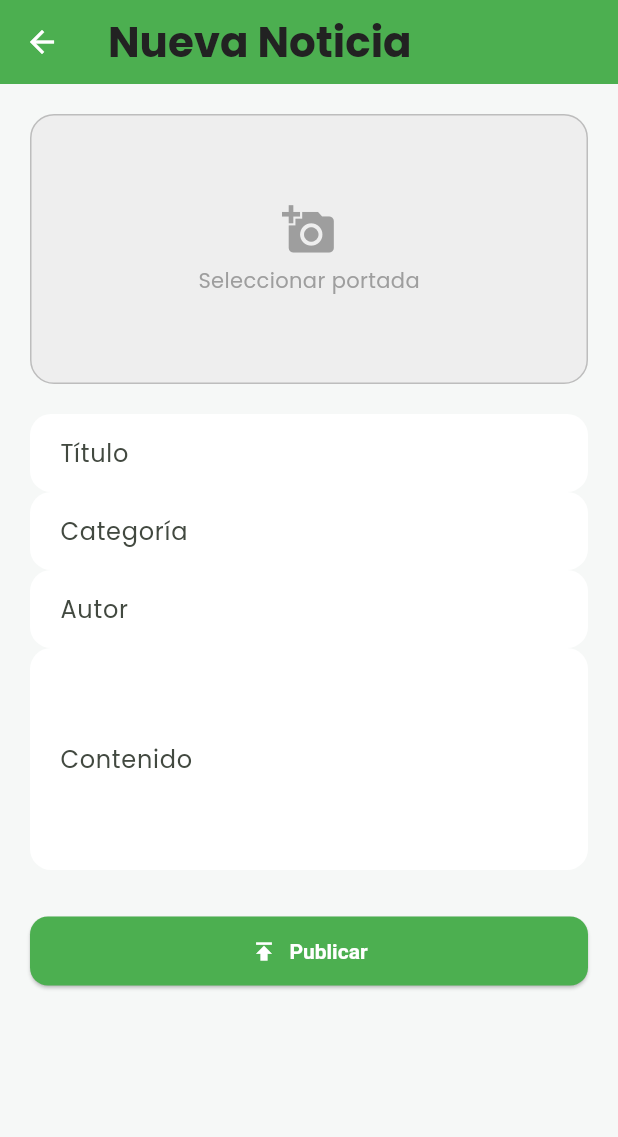
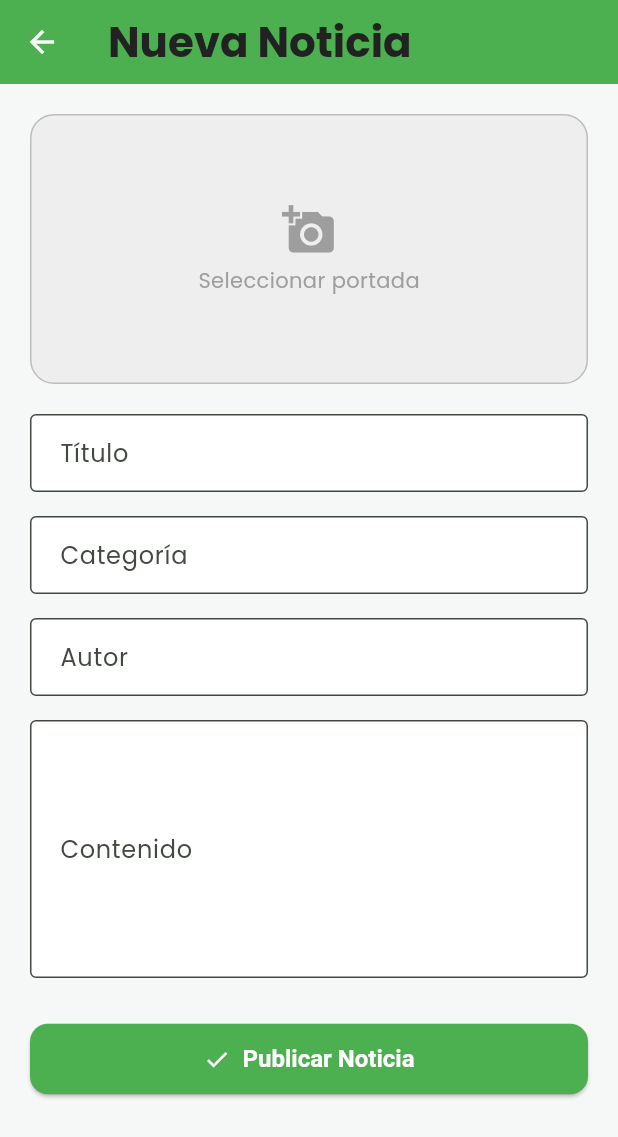
Before and after one commit to RichartVT/flutter_runtahpedia, a Flutter app: the NewsFormScreen screen opened directly, after a tap on "Seleccionar portada", on a phone screen of 412 x 824 dp. Shown: the top 1137 px of the screen. Run offline on Flutter 3.47's test engine with Material 3 defaults, Android fonts, the light colour scheme and no system bars; our stand-ins replace firebase_auth, firebase_core, google_fonts, image_picker, sqflite; accounts and stored records are empty; statements that could not run were skipped.

Commit message:
Pantalla de noticias funcionando, aunque hay que corregir los estilos

```diff
--- a/lib/screens/activity/news_form_screen.dart
+++ b/lib/screens/activity/news_form_screen.dart
@@ -7,6 +7,7 @@ import 'package:path_provider/path_provider.dart';
 import 'package:path/path.dart' as p;
 import '../../providers/news_provider.dart';
 import '../../models/news.dart';
+import 'package:image_picker/image_picker.dart';
 
 class NewsFormScreen extends StatefulWidget {
   const NewsFormScreen({super.key});
@@ -17,24 +18,24 @@ class NewsFormScreen extends StatefulWidget {
 
 class _NewsFormScreenState extends State<NewsFormScreen> {
   final _formKey = GlobalKey<FormState>();
+
+  // Campos del formulario
   String title = '';
   String category = '';
   String author = '';
   String content = '';
   File? _selectedImage;
 
+  // 📸 Método para seleccionar imagen desde la galería
   Future<void> _pickImage() async {
     final picker = ImagePicker();
     final picked = await picker.pickImage(source: ImageSource.gallery);
 
-    if (picked == null) return;
-
-    // Guardar una copia persistente dentro de app/documents
-    final dir = await getApplicationDocumentsDirectory();
-    final newPath = p.join(dir.path, p.basename(picked.path));
-    final savedImage = await File(picked.path).copy(newPath);
-
-    setState(() => _selectedImage = savedImage);
+    if (picked != null) {
+      setState(() {
+        _selectedImage = File(picked.path);
+      });
+    }
   }
 
   @override
@@ -47,13 +48,13 @@ class _NewsFormScreenState extends State<NewsFormScreen> {
         backgroundColor: theme.colorScheme.primary,
         foregroundColor: Colors.white,
       ),
-      body: Padding(
+      body: SingleChildScrollView(
         padding: const EdgeInsets.all(20),
         child: Form(
           key: _formKey,
-          child: ListView(
+          child: Column(
             children: [
-              // 🖼️ Selector de imagen
+              // 🖼️ Imagen de portada
               GestureDetector(
                 onTap: _pickImage,
                 child: Container(
@@ -87,39 +88,61 @@ class _NewsFormScreenState extends State<NewsFormScreen> {
                             ],
                           ),
                         )
-                      : const SizedBox.shrink(),
+                      : null,
                 ),
               ),
               const SizedBox(height: 20),
 
+              // 📝 Campos del formulario
               TextFormField(
-                decoration: const InputDecoration(labelText: 'Título'),
+                decoration: const InputDecoration(
+                  labelText: 'Título',
+                  border: OutlineInputBorder(),
+                ),
                 onSaved: (v) => title = v ?? '',
                 validator: (v) => v!.isEmpty ? 'Ingresa el título' : null,
               ),
+              const SizedBox(height: 16),
+
               TextFormField(
-                decoration: const InputDecoration(labelText: 'Categoría'),
+                decoration: const InputDecoration(
+                  labelText: 'Categoría',
+                  border: OutlineInputBorder(),
+                ),
                 onSaved: (v) => category = v ?? '',
                 validator: (v) => v!.isEmpty ? 'Ingresa la categoría' : null,
               ),
+              const SizedBox(height: 16),
+
               TextFormField(
-                decoration: const InputDecoration(labelText: 'Autor'),
+                decoration: const InputDecoration(
+                  labelText: 'Autor',
+                  border: OutlineInputBorder(),
+                ),
                 onSaved: (v) => author = v ?? '',
                 validator: (v) => v!.isEmpty ? 'Ingresa el autor' : null,
               ),
+              const SizedBox(height: 16),
+
               TextFormField(
-                decoration: const InputDecoration(labelText: 'Contenido'),
-                maxLines: 5,
+                decoration: const InputDecoration(
+                  labelText: 'Contenido',
+                  border: OutlineInputBorder(),
+                ),
+                maxLines: 6,
                 onSaved: (v) => content = v ?? '',
                 validator: (v) => v!.isEmpty ? 'Ingresa el contenido' : null,
               ),
               const SizedBox(height: 30),
 
-              ElevatedButton.icon(
-                icon: const Icon(Icons.publish, color: Colors.white),
+              // 🔘 Botón para guardar
+              SizedBox(
+                width: double.infinity,
+                child: ElevatedButton.icon(
+                  icon: const Icon(Icons.check, color: Colors.white),
                   label: const Text(
-                  'Publicar',
-                  style: TextStyle(color: Colors.white),
+                    'Publicar Noticia',
+                    style: TextStyle(color: Colors.white, fontSize: 16),
                   ),
                   style: ElevatedButton.styleFrom(
                     backgroundColor: theme.colorScheme.primary,
@@ -132,17 +155,14 @@ class _NewsFormScreenState extends State<NewsFormScreen> {
                     if (!_formKey.currentState!.validate()) return;
                     _formKey.currentState!.save();
 
-                  final id = 'N-${Random().nextInt(999999)}';
-                  final now = DateTime.now();
-
                     final news = News(
-                    id: id,
+                      id: 'N-${Random().nextInt(999999)}',
                       title: title,
                       category: category,
                       author: author,
                       imageUrl: _selectedImage?.path ?? '',
                       content: content,
-                    date: now,
+                      date: DateTime.now(),
                     );
 
                     await context.read<NewsProvider>().addNews(news);
@@ -151,6 +171,7 @@ class _NewsFormScreenState extends State<NewsFormScreen> {
                     Navigator.pop(context);
                   },
                 ),
+              ),
             ],
           ),
         ),
--- a/pubspec.yaml
+++ b/pubspec.yaml
@@ -60,7 +60,6 @@ dev_dependencies:
 # The following section is specific to Flutter packages.
 flutter:
   uses-material-design: true
-
   assets:
     - assets/images/news/
     - assets/images/products/
```
Also changed, not shown: lib/screens/news/news_screen.dart (+20 -4 lines). Lines whose indentation alone changed are shown as unchanged.
